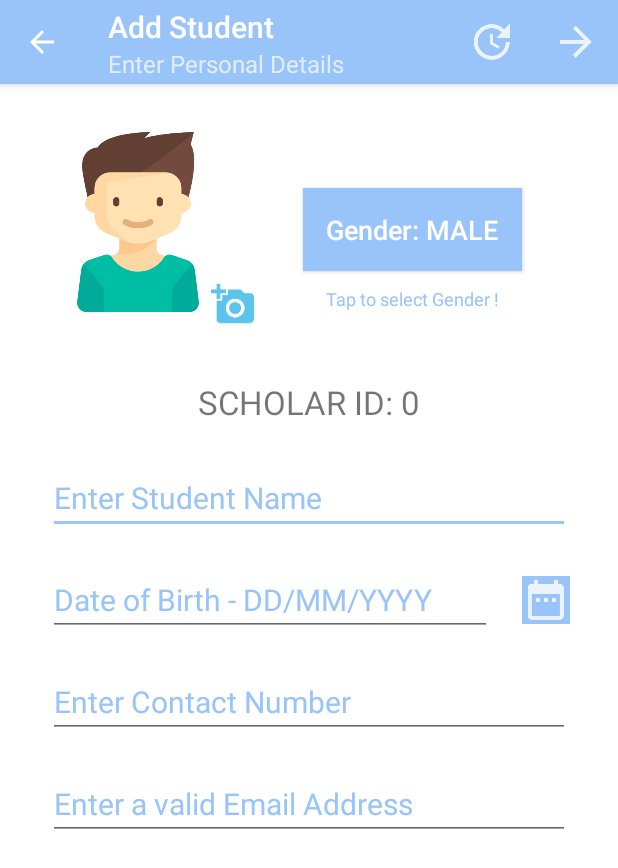
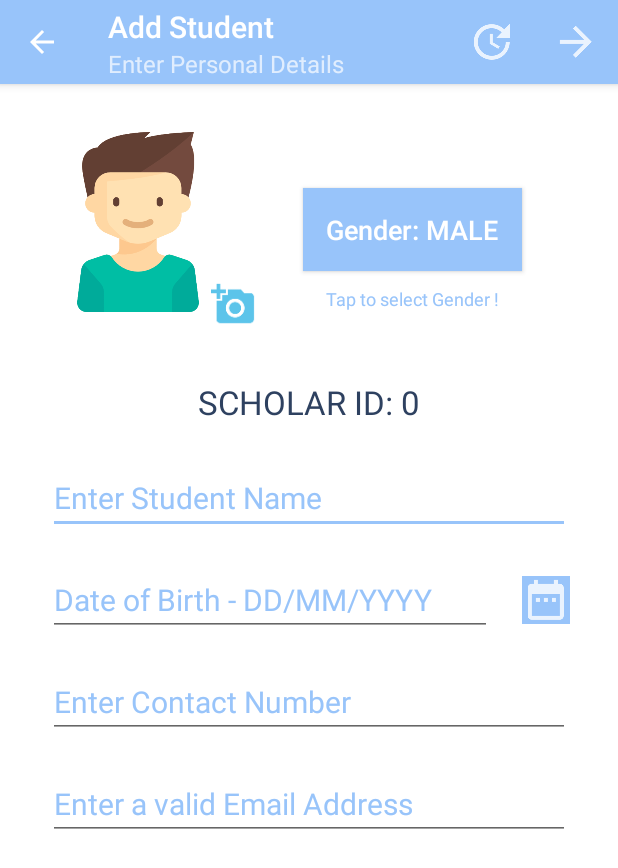
Before and after one commit to Niraj1920/SchoolBuddy, an Android app: the screen it shows after launch (AddStudentPersonal), after a tap on an icon or button, on a phone screen of 412 x 824 dp. Shown: the top 868 px of the screen. Run offline under Robolectric (Android 15) with nearby library versions, the phone set to English and light mode, and no system bars.

Commit message:
'TEXTCOLOR'

```diff
--- a/app/src/main/res/layout/activity_add_student_personal.xml
+++ b/app/src/main/res/layout/activity_add_student_personal.xml
@@ -104,6 +104,7 @@
                 android:layout_marginBottom="30dp"
                 android:layout_marginTop="10dp"
                 android:paddingTop="5dp"
+                android:textColor="@color/tileForeground"
                 android:text="SCHOLAR ID: 123456"
                 android:textAlignment="center"
                 android:textSize="22sp" />
```
